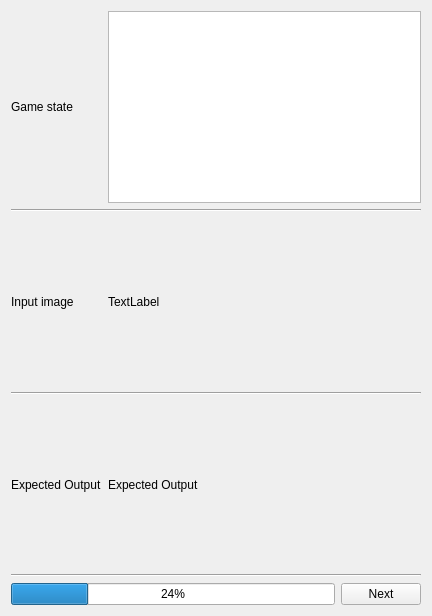
This is src/alphaDots/mldataview.ui in ofenrohr/ksquares as Qt 5 draws it before an edit. The edited form follows.
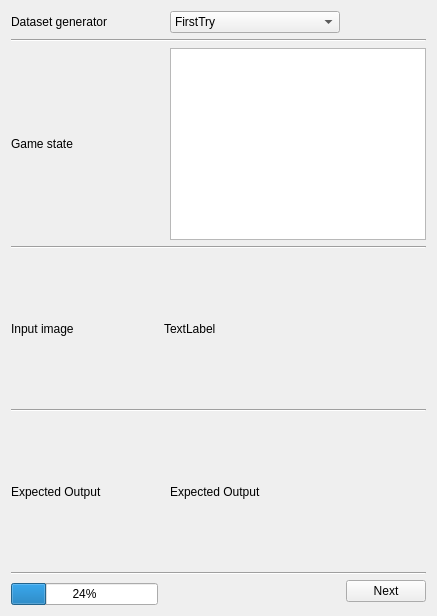
This is the edited form.

Commit message: select dataset generator in gui

What changed in the file:
```diff
--- a/src/alphaDots/mldataview.ui
+++ b/src/alphaDots/mldataview.ui
@@ -6,7 +6,7 @@
    <rect>
     <x>0</x>
     <y>0</y>
-    <width>432</width>
+    <width>437</width>
     <height>616</height>
    </rect>
   </property>
@@ -15,30 +15,75 @@
   </property>
   <layout class="QGridLayout" name="gridLayout">
    <item row="0" column="0">
+    <widget class="QLabel" name="label_4">
+     <property name="text">
+      <string>Dataset generator</string>
+     </property>
+    </widget>
+   </item>
+   <item row="0" column="2">
+    <widget class="QComboBox" name="generatorSelector">
+     <item>
+      <property name="text">
+       <string>FirstTry</string>
+      </property>
+     </item>
+     <item>
+      <property name="text">
+       <string>StageOne</string>
+      </property>
+     </item>
+     <item>
+      <property name="text">
+       <string>BasicStrategy</string>
+      </property>
+     </item>
+     <item>
+      <property name="text">
+       <string>Sequence</string>
+      </property>
+     </item>
+    </widget>
+   </item>
+   <item row="1" column="0" colspan="4">
+    <widget class="Line" name="line_4">
+     <property name="orientation">
+      <enum>Qt::Horizontal</enum>
+     </property>
+    </widget>
+   </item>
+   <item row="2" column="0">
     <widget class="QLabel" name="label_3">
      <property name="text">
       <string>Game state</string>
      </property>
     </widget>
    </item>
-   <item row="0" column="1" colspan="2">
-    <widget class="QGraphicsView" name="gameStateView"/>
+   <item row="2" column="2" colspan="2">
+    <widget class="QGraphicsView" name="gameStateView">
+     <property name="baseSize">
+      <size>
+       <width>600</width>
+       <height>400</height>
+      </size>
+     </property>
+    </widget>
    </item>
-   <item row="1" column="0" colspan="3">
+   <item row="3" column="0" colspan="4">
     <widget class="Line" name="line_2">
      <property name="orientation">
       <enum>Qt::Horizontal</enum>
      </property>
     </widget>
    </item>
-   <item row="2" column="0">
+   <item row="4" column="0">
     <widget class="QLabel" name="label">
      <property name="text">
       <string>Input image</string>
      </property>
     </widget>
    </item>
-   <item row="2" column="1">
+   <item row="4" column="1" colspan="2">
     <widget class="QLabel" name="inputLbl">
      <property name="sizePolicy">
       <sizepolicy hsizetype="Expanding" vsizetype="Expanding">
@@ -51,21 +96,21 @@
      </property>
     </widget>
    </item>
-   <item row="3" column="0" colspan="3">
+   <item row="5" column="0" colspan="4">
     <widget class="Line" name="line">
      <property name="orientation">
       <enum>Qt::Horizontal</enum>
      </property>
     </widget>
    </item>
-   <item row="4" column="0">
+   <item row="6" column="0">
     <widget class="QLabel" name="label_2">
      <property name="text">
       <string>Expected Output</string>
      </property>
     </widget>
    </item>
-   <item row="4" column="1">
+   <item row="6" column="2">
     <widget class="QLabel" name="outputLbl">
      <property name="sizePolicy">
       <sizepolicy hsizetype="Expanding" vsizetype="Expanding">
@@ -78,27 +123,27 @@
      </property>
     </widget>
    </item>
-   <item row="5" column="0" colspan="3">
+   <item row="7" column="0" rowspan="2" colspan="4">
     <widget class="Line" name="line_3">
      <property name="orientation">
       <enum>Qt::Horizontal</enum>
      </property>
     </widget>
    </item>
-   <item row="6" column="0" colspan="2">
+   <item row="8" column="3" rowspan="2">
+    <widget class="QPushButton" name="nextBtn">
+     <property name="text">
+      <string>Next</string>
+     </property>
+    </widget>
+   </item>
+   <item row="9" column="0">
     <widget class="QProgressBar" name="progressBar">
      <property name="value">
       <number>24</number>
      </property>
     </widget>
    </item>
-   <item row="6" column="2">
-    <widget class="QPushButton" name="nextBtn">
-     <property name="text">
-      <string>Next</string>
-     </property>
-    </widget>
-   </item>
   </layout>
  </widget>
  <resources/>
```
The commit also changes 8 other files.
